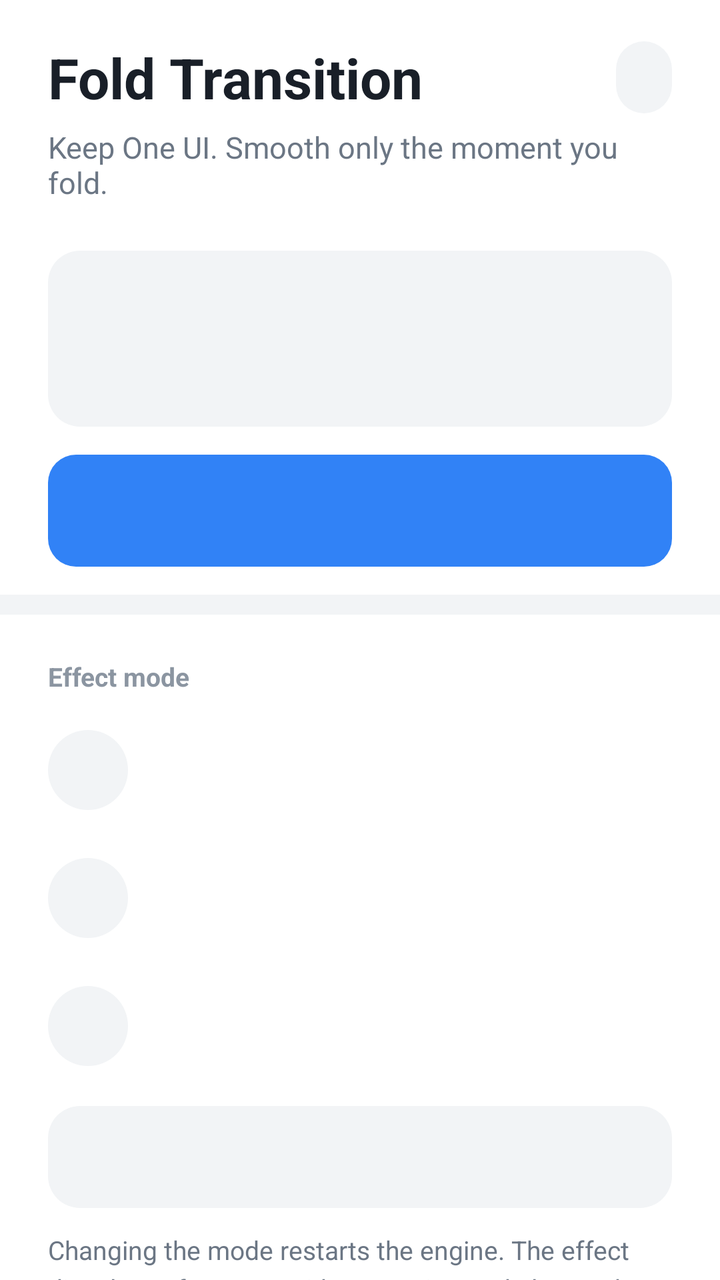
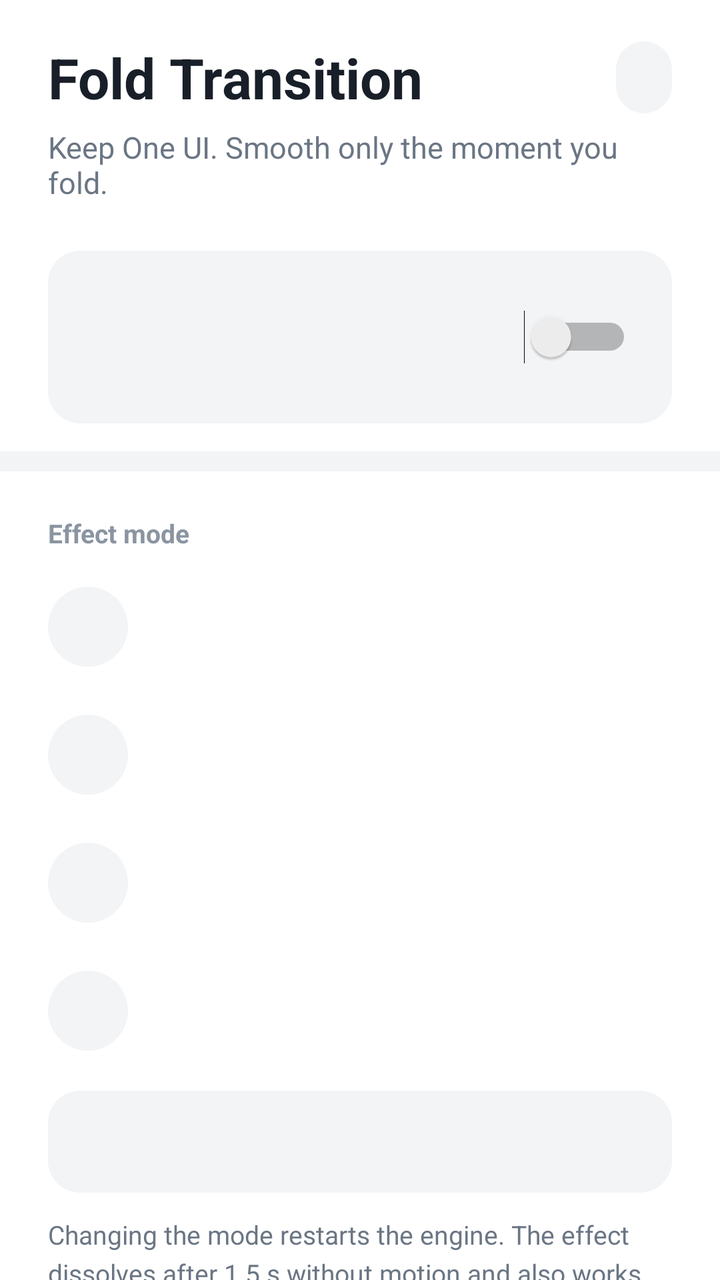

The first picture is an Android layout as it rendered before a commit; the second is the same layout after the commit. The layout source and the unified diff follow.
<!-- AndroidManifest.xml: application theme AppTheme -->
<!-- res/layout/activity_main.xml -->
<ScrollView xmlns:android="http://schemas.android.com/apk/res/android"
    android:id="@+id/scroll"
    android:layout_width="match_parent"
    android:layout_height="match_parent"
    android:background="@color/bg"
    android:scrollbars="none">

    <LinearLayout
        android:layout_width="match_parent"
        android:layout_height="wrap_content"
        android:orientation="vertical"
        android:paddingBottom="24dp">

        <LinearLayout
            android:layout_width="match_parent"
            android:layout_height="wrap_content"
            android:layout_marginStart="24dp"
            android:layout_marginTop="20dp"
            android:layout_marginEnd="24dp"
            android:gravity="center_vertical"
            android:orientation="horizontal">

            <TextView
                android:layout_width="0dp"
                android:layout_height="wrap_content"
                android:layout_weight="1"
                android:text="@string/app_name"
                android:textColor="@color/text"
                android:textSize="28sp"
                android:textStyle="bold" />

            <Button
                android:id="@+id/lang"
                style="@style/LangButton"
                android:layout_width="wrap_content"
                android:layout_height="wrap_content" />
        </LinearLayout>

        <TextView
            android:layout_width="match_parent"
            android:layout_height="wrap_content"
            android:layout_marginStart="24dp"
            android:layout_marginTop="6dp"
            android:layout_marginEnd="24dp"
            android:text="@string/tagline"
            android:textColor="@color/text_secondary"
            android:textSize="15sp" />

        <LinearLayout
            android:layout_width="match_parent"
            android:layout_height="wrap_content"
            android:layout_marginStart="24dp"
            android:layout_marginTop="24dp"
            android:layout_marginEnd="24dp"
            android:background="@drawable/bg_box"
            android:orientation="vertical"
            android:padding="20dp">

            <TextView
                android:id="@+id/status_label"
                android:layout_width="match_parent"
                android:layout_height="wrap_content"
                android:textColor="@color/text_tertiary"
                android:textSize="13sp"
                android:textStyle="bold" />

            <TextView
                android:id="@+id/status"
                android:layout_width="match_parent"
                android:layout_height="wrap_content"
                android:layout_marginTop="6dp"
                android:lineSpacingExtra="4sp"
                android:textColor="@color/text"
                android:textSize="18sp"
                android:textStyle="bold" />
        </LinearLayout>

        <Button
            android:id="@+id/toggle"
            style="@style/PrimaryButton"
            android:layout_width="match_parent"
            android:layout_height="wrap_content"
            android:layout_marginStart="24dp"
            android:layout_marginTop="14dp"
            android:layout_marginEnd="24dp" />

        <View style="@style/SectionGap" android:layout_width="match_parent" />

        <TextView style="@style/SectionHeader"
            android:layout_width="match_parent"
            android:layout_height="wrap_content"
            android:text="@string/section_mode" />

        <include android:id="@+id/row_v1" layout="@layout/row_status" />
        <include android:id="@+id/row_v2" layout="@layout/row_status" />
        <include android:id="@+id/row_v3" layout="@layout/row_status" />

        <TextView
            android:id="@+id/mode_description"
            style="@style/Body"
            android:layout_width="match_parent"
            android:layout_height="wrap_content"
            android:layout_marginStart="24dp"
            android:layout_marginTop="8dp"
            android:layout_marginEnd="24dp"
            android:background="@drawable/bg_box"
            android:padding="16dp" />

        <TextView style="@style/Body"
            android:layout_width="match_parent"
            android:layout_height="wrap_content"
            android:layout_marginStart="24dp"
            android:layout_marginTop="12dp"
            android:layout_marginEnd="24dp"
            android:text="@string/mode_restart_note"
            android:textSize="13sp" />

        <View style="@style/SectionGap" android:layout_width="match_parent" />

        <LinearLayout
            android:layout_width="match_parent"
            android:layout_height="wrap_content"
            android:orientation="horizontal"
            android:paddingEnd="24dp">

            <TextView style="@style/SectionHeader"
                android:layout_width="0dp"
                android:layout_height="wrap_content"
                android:layout_weight="1"
                android:text="@string/section_intensity" />

            <TextView
                android:id="@+id/intensity_value"
                android:layout_width="wrap_content"
                android:layout_height="wrap_content"
                android:paddingTop="22dp"
                android:textColor="@color/primary"
                android:textSize="13sp"
                android:textStyle="bold" />
        </LinearLayout>

        <SeekBar
            android:id="@+id/intensity"
            android:layout_width="match_parent"
            android:layout_height="wrap_content"
            android:layout_marginStart="16dp"
            android:layout_marginTop="4dp"
            android:layout_marginEnd="16dp"
            android:contentDescription="@string/section_intensity"
            android:max="100" />

        <View style="@style/SectionGap" android:layout_width="match_parent" />

        <TextView style="@style/SectionHeader"
            android:layout_width="match_parent"
            android:layout_height="wrap_content"
            android:text="@string/section_connection" />

        <include android:id="@+id/row_notifications" layout="@layout/row_status" />
        <include android:id="@+id/row_developer" layout="@layout/row_status" />
        <include android:id="@+id/row_wireless" layout="@layout/row_status" />
        <include android:id="@+id/row_pairing" layout="@layout/row_status" />

        <Button
            android:id="@+id/manual_pairing"
            style="@style/TextButton"
            android:layout_width="match_parent"
            android:layout_height="wrap_content"
            android:layout_marginStart="24dp"
            android:layout_marginEnd="24dp"
            android:text="@string/manual_pairing" />

        <View style="@style/SectionGap" android:layout_width="match_parent" />

        <TextView style="@style/SectionHeader"
            android:layout_width="match_parent"
            android:layout_height="wrap_content"
            android:text="@string/section_etc" />

        <include android:id="@+id/row_setup_again" layout="@layout/row_status" />
        <include android:id="@+id/row_licenses" layout="@layout/row_status" />

        <TextView
            android:id="@+id/footer"
            style="@style/Body"
            android:layout_width="match_parent"
            android:layout_height="wrap_content"
            android:layout_marginStart="24dp"
            android:layout_marginTop="12dp"
            android:layout_marginEnd="24dp"
            android:textSize="12sp" />
    </LinearLayout>
</ScrollView>
<!-- res/layout/row_status.xml (included above) -->
<LinearLayout xmlns:android="http://schemas.android.com/apk/res/android"
    style="@style/Row"
    android:layout_width="match_parent"
    android:layout_height="wrap_content">

    <TextView
        android:id="@+id/row_icon"
        style="@style/RowIcon" />

    <LinearLayout
        android:layout_width="0dp"
        android:layout_height="wrap_content"
        android:layout_weight="1"
        android:orientation="vertical">

        <TextView
            android:id="@+id/row_title"
            style="@style/RowTitle"
            android:layout_width="match_parent"
            android:layout_height="wrap_content" />

        <TextView
            android:id="@+id/row_subtitle"
            style="@style/RowSubtitle"
            android:layout_width="match_parent"
            android:layout_height="wrap_content" />
    </LinearLayout>

    <TextView
        android:id="@+id/row_trailing"
        style="@style/RowTrailing"
        android:layout_width="wrap_content"
        android:layout_height="wrap_content" />
</LinearLayout>
<!-- resources referenced by this layout -->
<resources>
  <color name="bg">#FFFFFF</color>
  <color name="primary">#3182F6</color>
  <color name="text">#191F28</color>
  <color name="text_secondary">#6B7684</color>
  <color name="text_tertiary">#8B95A1</color>
  <!-- drawable bg_box (drawable) -->
  <shape xmlns:android="http://schemas.android.com/apk/res/android" android:shape="rectangle">
      <solid android:color="@color/surface" />
      <corners android:radius="16dp" />
  </shape>
  <string name="app_name">Fold Transition</string>
  <string name="manual_pairing">Enter port and code manually</string>
  <string name="mode_restart_note">Changing the mode restarts the engine. The effect dissolves after 1.5 s without motion and also works on the lock screen.</string>
  <string name="section_connection">Connection</string>
  <string name="section_etc">About</string>
  <string name="section_intensity">Intensity</string>
  <string name="section_mode">Effect mode</string>
  <string name="tagline">Keep One UI. Smooth only the moment you fold.</string>
  <style name="Body">
          <item name="android:textSize">14sp</item>
          <item name="android:lineSpacingExtra">4sp</item>
          <item name="android:textColor">@color/text_secondary</item>
      </style>
  <style name="RowIcon">
          <item name="android:layout_width">40dp</item>
          <item name="android:layout_height">40dp</item>
          <item name="android:background">@drawable/bg_icon_square</item>
          <item name="android:gravity">center</item>
          <item name="android:textSize">18sp</item>
          <item name="android:layout_marginEnd">14dp</item>
      </style>
  <style name="RowSubtitle">
          <item name="android:textSize">13sp</item>
          <item name="android:textColor">@color/text_secondary</item>
          <item name="android:layout_marginTop">2dp</item>
      </style>
  <style name="RowTitle">
          <item name="android:textSize">16sp</item>
          <item name="android:textColor">@color/text</item>
      </style>
  <style name="RowTrailing">
          <item name="android:textSize">14sp</item>
          <item name="android:textStyle">bold</item>
          <item name="android:textColor">@color/text_secondary</item>
          <item name="android:layout_marginStart">12dp</item>
      </style>
  <style name="SectionGap">
          <item name="android:layout_height">10dp</item>
          <item name="android:background">@color/surface</item>
          <item name="android:layout_marginTop">14dp</item>
      </style>
  <style name="SectionHeader">
          <item name="android:textSize">13sp</item>
          <item name="android:textStyle">bold</item>
          <item name="android:textColor">@color/text_tertiary</item>
          <item name="android:paddingStart">24dp</item>
          <item name="android:paddingEnd">24dp</item>
          <item name="android:paddingTop">22dp</item>
          <item name="android:paddingBottom">6dp</item>
      </style>
  <style name="TextButton">
          <item name="android:background">?android:attr/selectableItemBackground</item>
          <item name="android:textColor">@color/text_tertiary</item>
          <item name="android:textSize">14sp</item>
          <item name="android:textAllCaps">false</item>
          <item name="android:stateListAnimator">@null</item>
          <item name="android:minHeight">48dp</item>
      </style>
  <color name="surface">#F2F4F6</color>
  <!-- drawable bg_row (drawable) -->
  <ripple xmlns:android="http://schemas.android.com/apk/res/android" android:color="@color/surface">
      <item android:drawable="@color/bg" />
  </ripple>
  <!-- drawable bg_icon_square (drawable) -->
  <shape xmlns:android="http://schemas.android.com/apk/res/android" android:shape="rectangle">
      <solid android:color="@color/surface" />
      <corners android:radius="20dp" />
  </shape>
  <color name="disabled">#E5E8EB</color>
  <color name="primary_pressed">#2B6FD6</color>
</resources>

<!-- the commit's change to res/layout/activity_main.xml (unified diff, before → after) -->
@@ -53,36 +53,42 @@
             android:layout_marginTop="24dp"
             android:layout_marginEnd="24dp"
             android:background="@drawable/bg_box"
-            android:orientation="vertical"
+            android:gravity="center_vertical"
+            android:orientation="horizontal"
             android:padding="20dp">
 
-            <TextView
-                android:id="@+id/status_label"
-                android:layout_width="match_parent"
-                android:layout_height="wrap_content"
-                android:textColor="@color/text_tertiary"
-                android:textSize="13sp"
-                android:textStyle="bold" />
-
-            <TextView
-                android:id="@+id/status"
-                android:layout_width="match_parent"
-                android:layout_height="wrap_content"
-                android:layout_marginTop="6dp"
-                android:lineSpacingExtra="4sp"
-                android:textColor="@color/text"
-                android:textSize="18sp"
-                android:textStyle="bold" />
+            <LinearLayout
+                android:layout_width="0dp"
+                android:layout_height="wrap_content"
+                android:layout_weight="1"
+                android:orientation="vertical">
+
+                <TextView
+                    android:id="@+id/status_label"
+                    android:layout_width="match_parent"
+                    android:layout_height="wrap_content"
+                    android:textColor="@color/text_tertiary"
+                    android:textSize="13sp"
+                    android:textStyle="bold" />
+
+                <TextView
+                    android:id="@+id/status"
+                    android:layout_width="match_parent"
+                    android:layout_height="wrap_content"
+                    android:layout_marginTop="6dp"
+                    android:lineSpacingExtra="4sp"
+                    android:textColor="@color/text"
+                    android:textSize="17sp"
+                    android:textStyle="bold" />
+            </LinearLayout>
+
+            <Switch
+                android:id="@+id/toggle"
+                android:layout_width="wrap_content"
+                android:layout_height="wrap_content"
+                android:layout_marginStart="16dp"
+                android:contentDescription="@string/btn_enable" />
         </LinearLayout>
-
-        <Button
-            android:id="@+id/toggle"
-            style="@style/PrimaryButton"
-            android:layout_width="match_parent"
-            android:layout_height="wrap_content"
-            android:layout_marginStart="24dp"
-            android:layout_marginTop="14dp"
-            android:layout_marginEnd="24dp" />
 
         <View style="@style/SectionGap" android:layout_width="match_parent" />
 
@@ -94,6 +100,7 @@
         <include android:id="@+id/row_v1" layout="@layout/row_status" />
         <include android:id="@+id/row_v2" layout="@layout/row_status" />
         <include android:id="@+id/row_v3" layout="@layout/row_status" />
+        <include android:id="@+id/row_v4" layout="@layout/row_status" />
 
         <TextView
             android:id="@+id/mode_description"
@@ -114,6 +121,16 @@
             android:layout_marginEnd="24dp"
             android:text="@string/mode_restart_note"
             android:textSize="13sp" />
+
+        <Button
+            android:id="@+id/save_mode"
+            style="@style/PrimaryButton"
+            android:layout_width="match_parent"
+            android:layout_height="wrap_content"
+            android:layout_marginStart="24dp"
+            android:layout_marginTop="14dp"
+            android:layout_marginEnd="24dp"
+            android:text="@string/save_mode" />
 
         <View style="@style/SectionGap" android:layout_width="match_parent" />
 
<!-- resource entries referenced after the edit -->
@@ -11,8 +11,10 @@
       <corners android:radius="16dp" />
   </shape>
   <string name="app_name">Fold Transition</string>
+  <string name="btn_enable">Turn on effect</string>
   <string name="manual_pairing">Enter port and code manually</string>
   <string name="mode_restart_note">Changing the mode restarts the engine. The effect dissolves after 1.5 s without motion and also works on the lock screen.</string>
+  <string name="save_mode">Save</string>
   <string name="section_connection">Connection</string>
   <string name="section_etc">About</string>
   <string name="section_intensity">Intensity</string>
